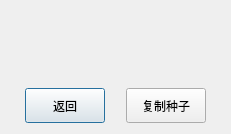
The window that zombie_calculator/gui/msg.ui (Kndy666/zombie_calculator) describes before a commit, drawn with Qt 5.
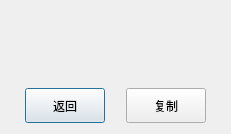
The same window after the commit.

Commit message: 改进文本

The edit to the form file:
```diff
--- a/zombie_calculator/gui/msg.ui
+++ b/zombie_calculator/gui/msg.ui
@@ -97,7 +97,7 @@
           </size>
          </property>
          <property name="text">
-          <string>复制种子</string>
+          <string>复制</string>
          </property>
         </widget>
        </item>
```
The commit also changes 2 other files.
